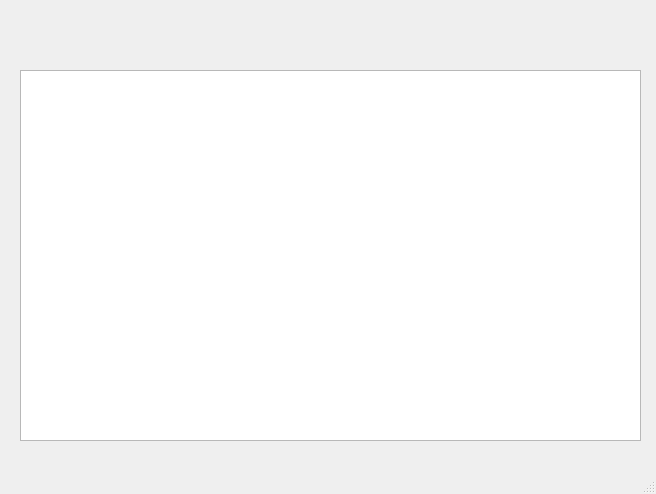
First picture: the form in main.ui, repository Dailor/Coffe, before the edit.
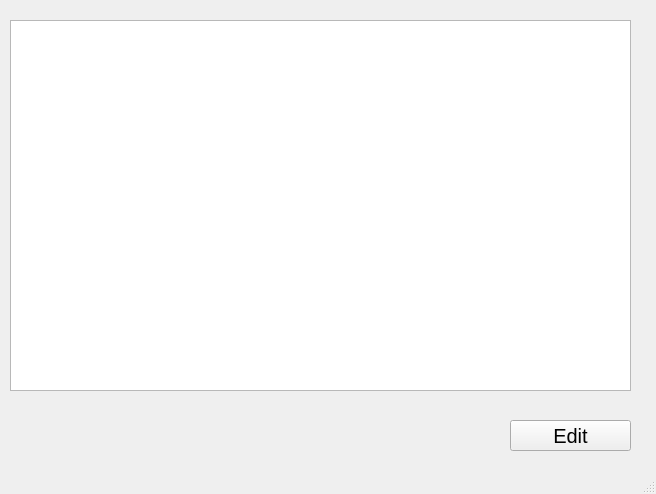
Second picture: the form after the edit.

Diff of the .ui file:
```diff
--- a/main.ui
+++ b/main.ui
@@ -17,11 +17,32 @@
    <widget class="QTableWidget" name="tableWidget">
     <property name="geometry">
      <rect>
-      <x>20</x>
-      <y>70</y>
+      <x>10</x>
+      <y>20</y>
       <width>621</width>
       <height>371</height>
      </rect>
+    </property>
+    <attribute name="verticalHeaderVisible">
+     <bool>false</bool>
+    </attribute>
+   </widget>
+   <widget class="QPushButton" name="btn_edit">
+    <property name="geometry">
+     <rect>
+      <x>510</x>
+      <y>420</y>
+      <width>121</width>
+      <height>31</height>
+     </rect>
+    </property>
+    <property name="font">
+     <font>
+      <pointsize>15</pointsize>
+     </font>
+    </property>
+    <property name="text">
+     <string>Edit</string>
     </property>
    </widget>
   </widget>
```
